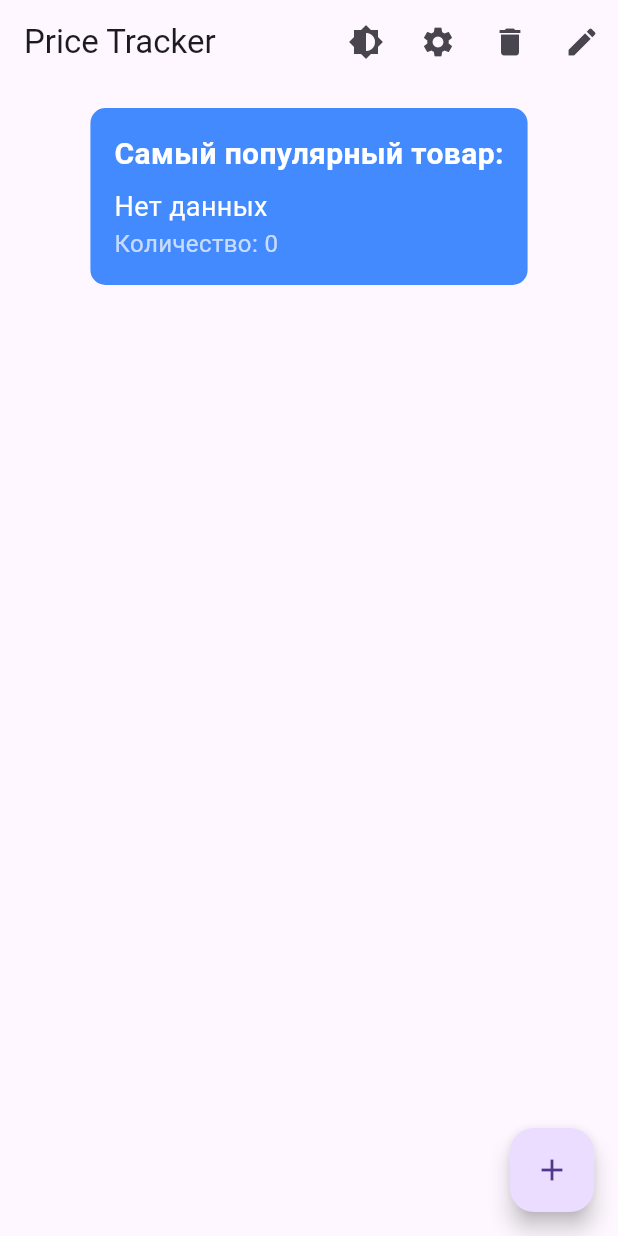
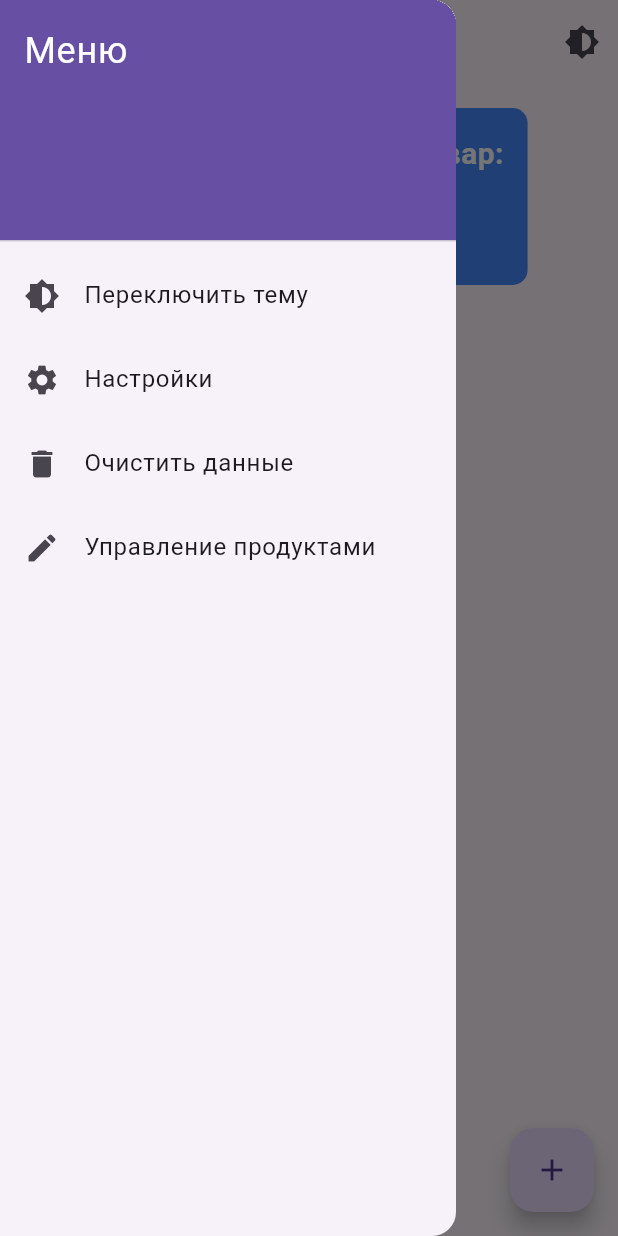
Before and after one commit to WooCommander/flutter_application_1, a Flutter app: the screen it shows after launch, with the side drawer open (before the commit the screen has no drawer), on a phone screen of 412 x 824 dp. Run offline on Flutter 3.47's test engine with Material 3 defaults, Android fonts, the phone set to English and light mode, and no system bars; our stand-ins replace file_picker, firebase_core, share_plus, shared_preferences; accounts and stored records are empty.

Commit message:
add menu

```diff
--- a/lib/screens/product_list_screen.dart
+++ b/lib/screens/product_list_screen.dart
@@ -248,7 +248,61 @@ class _ProductListScreenState extends State<ProductListScreen> {
     SystemNavigator.pop();
     return Future.value(true); // Закрываем приложение, если нажали второй раз
   }
-
+Widget _buildDrawer(BuildContext context) {
+    return Drawer(
+      child: ListView(
+        padding: EdgeInsets.zero,
+        children: <Widget>[
+          DrawerHeader(
+            decoration: BoxDecoration(
+              color: Theme.of(context).primaryColor,
+            ),
+            child: Text(
+              'Меню',
+              style: TextStyle(
+                color: Colors.white,
+                fontSize: 24,
+              ),
+            ),
+          ),
+          ListTile(
+            leading: Icon(Icons.brightness_6),
+            title: Text('Переключить тему'),
+            onTap: () {
+              final currentTheme = Theme.of(context).brightness;
+              widget.onToggleTheme(
+                currentTheme == Brightness.light
+                    ? ThemeMode.dark
+                    : ThemeMode.light,
+              );
+            },
+          ),
+          ListTile(
+            leading: Icon(Icons.settings),
+            title: Text('Настройки'),
+            onTap: () {
+              Navigator.of(context).push(
+                MaterialPageRoute(
+                  builder: (context) =>
+                      ServiceScreen(dataProvider: dataProvider),
+                ),
+              );
+            },
+          ),
+          ListTile(
+            leading: Icon(Icons.delete),
+            title: Text('Очистить данные'),
+            onTap: () => _clearData(),
+          ),
+          ListTile(
+            leading: Icon(Icons.edit),
+            title: Text('Управление продуктами'),
+            onTap: () => _navigateToManageProductScreen(context),
+          ),
+        ],
+      ),
+    );
+  }
   @override
   Widget build(BuildContext context) {
     // Получаем информацию о самом популярном товаре
@@ -272,28 +326,11 @@ class _ProductListScreenState extends State<ProductListScreen> {
                   );
                 },
               ),
-              IconButton(
-                icon: Icon(Icons.settings),
-                onPressed: () {
-                  Navigator.of(context).push(
-                    MaterialPageRoute(
-                      builder: (context) =>
-                          ServiceScreen(dataProvider: dataProvider),
-                    ),
-                  );
-                },
-              ),
-              IconButton(
-                icon: Icon(Icons.delete),
-                onPressed: _clearData, // Очистка всех данных при нажатии
-              ),
-              IconButton(
-                icon: Icon(Icons.edit),
-                onPressed: () => _navigateToManageProductScreen(
-                    context), // Переход на экран управления продуктами
-              ),
+
+
             ],
           ),
+          drawer: _buildDrawer(context), // Добавляем шторку
           body: Column(
             children: [
               MostPopularProduct(
```
